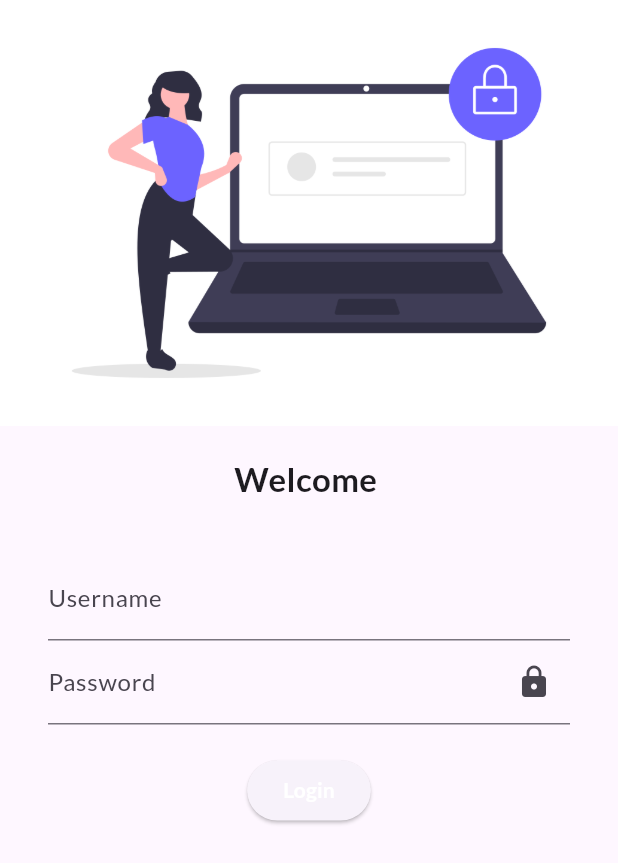
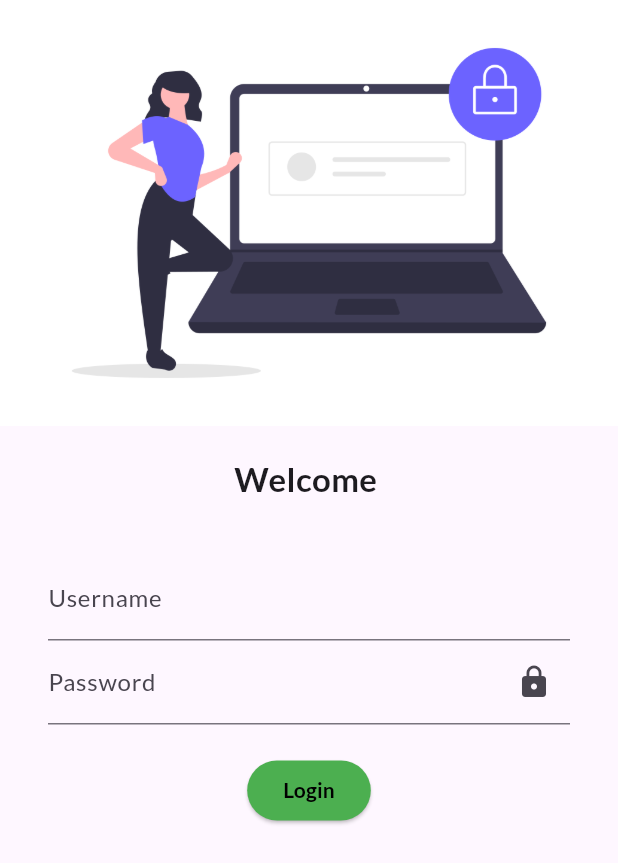
Before and after one commit to VENKATSAI643/Flutter-Basics-with-Codepur, a Flutter app: the screen it shows after launch, on a phone screen of 412 x 824 dp. Shown: the top 863 px of the screen. Run offline on Flutter 3.47's test engine with Material 3 defaults, Android fonts, the phone set to English and light mode, and no system bars; our stand-ins replace google_fonts.

Commit message:
Day 5 No error

```diff
--- a/lib/main.dart
+++ b/lib/main.dart
@@ -4,10 +4,11 @@ import 'package:google_fonts/google_fonts.dart';
 import 'package:flutter_application_1/pages/Login_page.dart';
 
 void main() {
-  runApp(Myapp());
+  runApp(const Myapp());
 }
 
 class Myapp extends StatelessWidget {
+  const Myapp({super.key});
   @override
   Widget build(BuildContext context) {
     return MaterialApp(
@@ -21,9 +22,9 @@ class Myapp extends StatelessWidget {
       ),
       initialRoute: "/",
       routes: {
-        "/": (context) => Loginpage(),
-        "/home": (context) => HomePage(),
-        "/login": (context) => Loginpage()
+        "/": (context) => const Loginpage(),
+        "/home": (context) =>const HomePage(),
+        "/login": (context) => const Loginpage()
       },
     );
   }
--- a/lib/pages/home_page.dart
+++ b/lib/pages/home_page.dart
@@ -1,6 +1,7 @@
 import 'package:flutter/material.dart';
 
 class HomePage extends StatelessWidget {
+  const HomePage({super.key});
   final int days = 20;
   final String name = "codepur";
   @override
--- a/lib/pages/login_page.dart
+++ b/lib/pages/login_page.dart
@@ -67,10 +67,14 @@ class _LoginpageState extends State<Loginpage> {
                       Navigator.of(context)
                           .pushReplacementNamed(MyRoutes.homeRoute);
                     },
+                    style: ElevatedButton.styleFrom(
+                      backgroundColor: Colors
+                          .green, // Change this color to your desired color
+                    ),
                     child: const Text(
                       "Login",
                       style: TextStyle(
-                        color: Colors.white,
+                        color: Colors.black,
                         fontWeight: FontWeight.bold,
                       ),
                     ),
```
Also changed, not shown: 1 other file.
